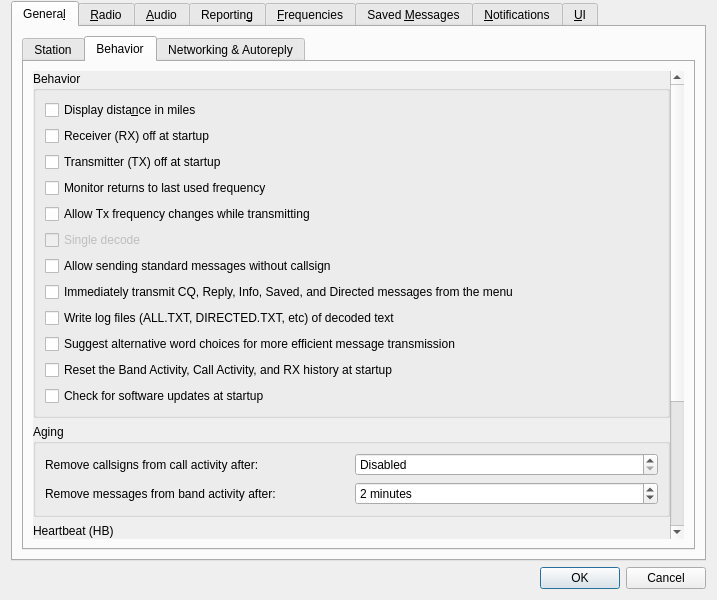
First picture: the form in Configuration.ui, repository bazineta/js8call, before the edit.
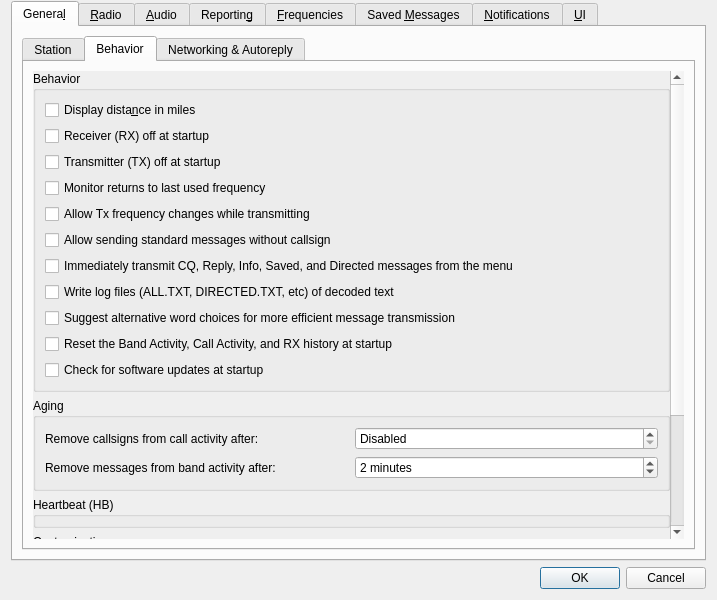
Second picture: the form after the edit. The open tabs and pages were chosen to show the change. Custom widgets are drawn as their Qt base class.

Commit message: Remove dead single decode support, C++ side

Patch:
```diff
--- a/Configuration.ui
+++ b/Configuration.ui
@@ -397,19 +397,6 @@
                     </property>
                    </widget>
                   </item>
-                  <item>
-                   <widget class="QCheckBox" name="single_decode_check_box">
-                    <property name="enabled">
-                     <bool>false</bool>
-                    </property>
-                    <property name="visible">
-                     <bool>false</bool>
-                    </property>
-                    <property name="text">
-                     <string>Single decode</string>
-                    </property>
-                   </widget>
-                  </item>
                   <item>
                    <widget class="QCheckBox" name="avoid_forced_identify_check_box">
                     <property name="text">
```
Left out of the diff: 4 changed lines with no effect on the pictures. The commit also changes 4 other files.
